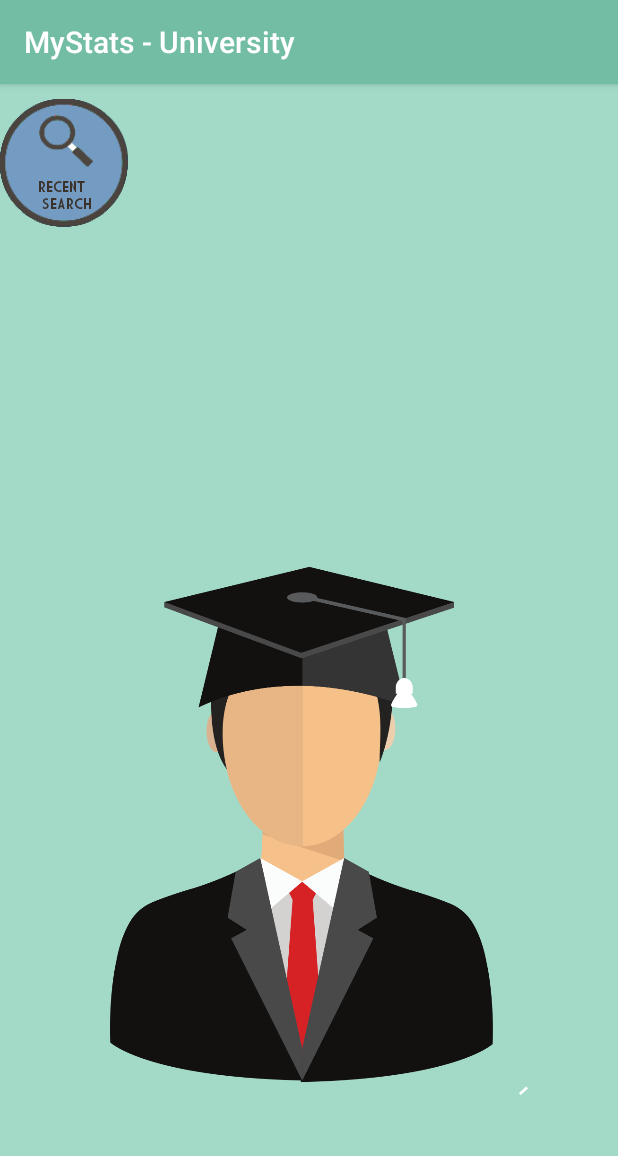
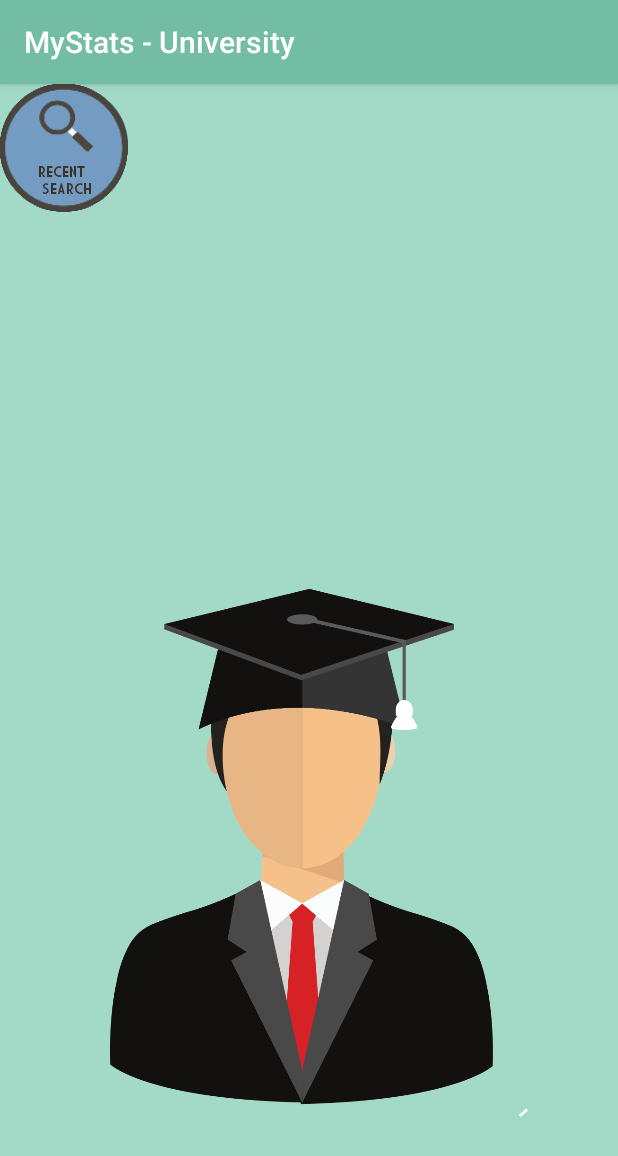
Before and after one commit to chris89culley/MyStats-University, an Android app: the screen it shows after launch (Home), on a phone screen of 412 x 824 dp. Shown: the top 1156 px of the screen. Run offline under Robolectric (Android 15) with nearby library versions, the phone set to English and light mode, and no system bars; libraries missing offline, so code that uses them is left out: com.ogaclejapan.arclayout; plain views replace ArcLayout; 3 statements that could not run were skipped.

Commit message:
Moved the arc up slightly on the home page and added the animations to occur when the user resumes the app

```diff
--- a/app/src/main/res/layout/activity_home.xml
+++ b/app/src/main/res/layout/activity_home.xml
@@ -21,7 +21,6 @@
                     android:layout_width="match_parent"
                     android:layout_height="match_parent"
                     app:arc_freeAngle="true"
-                    android:layout_marginTop="10sp"
                     app:arc_radius="155sp"
                     app:arc_axisRadius="150sp"
                     app:arc_origin="center"
@@ -89,9 +88,9 @@
                     android:layout_width="match_parent"
                     android:layout_height="match_parent"
                     android:adjustViewBounds="true"
-                    android:layout_marginTop="80dp"
+                    android:layout_marginTop="90dp"
                     android:scaleType="centerInside"
-                    android:paddingTop="60dp"
+                    android:paddingTop="80dp"
                     android:paddingLeft="73dp"
                     android:paddingRight="60dp"
                     android:id="@+id/person"
```
Also changed, not shown: app/src/main/java/com/example/chris/mystats_univeristy/Home.java (+24 -5 lines).
